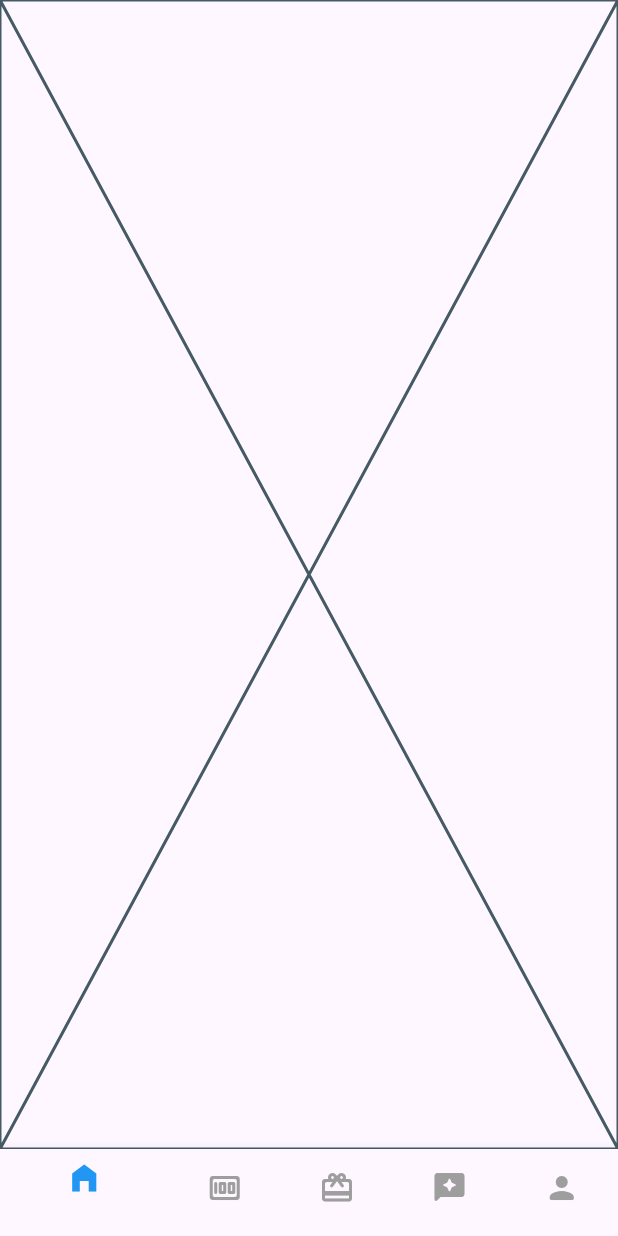
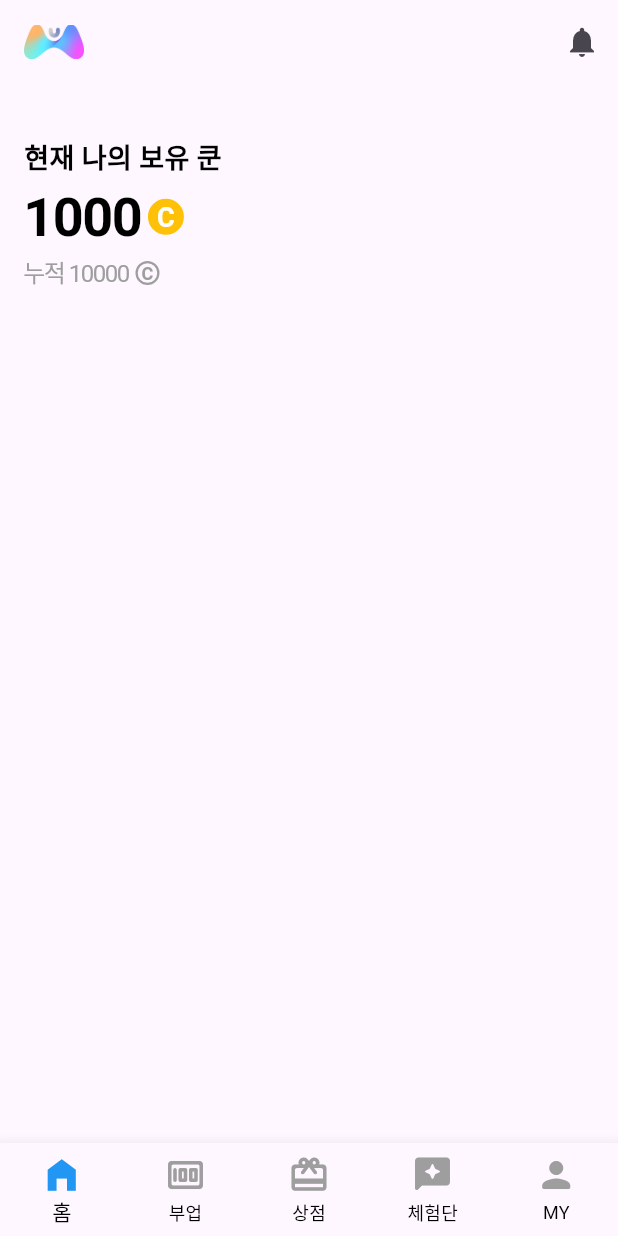
Before and after one commit to betterafter/moneycoon, a Flutter app: the screen it shows after launch, on a phone screen of 412 x 824 dp. Run offline on Flutter 3.47's test engine with Material 3 defaults, Android fonts, the phone set to English and light mode, and no system bars; our stand-ins replace flutter_riverpod, get_it, riverpod_annotation; generated files the repository leaves out were written again.

Commit message:
[feature] 홈화면 내 정보 위젯 개발

```diff
--- /dev/null
+++ b/devtools_options.yaml
@@ -0,0 +1,3 @@
+description: This file stores settings for Dart & Flutter DevTools.
+documentation: https://docs.flutter.dev/tools/devtools/extensions#configure-extension-enablement-states
+extensions:
--- /dev/null
+++ b/packages/presentation/lib/common/point.widget.dart
@@ -0,0 +1,33 @@
+import 'package:flutter/material.dart';
+
+class PointWidget extends StatelessWidget {
+  final Color? borderColor;
+  final Color? backgroundColor;
+  final Color? textColor;
+
+  const PointWidget({
+    super.key,
+    this.borderColor = Colors.amber,
+    this.backgroundColor = Colors.amber,
+    this.textColor = Colors.white,
+  });
+
+  @override
+  Widget build(BuildContext context) {
+    return Container(
+      decoration: BoxDecoration(
+        color: backgroundColor ?? Colors.grey,
+        borderRadius: BorderRadius.circular(12),
+        border: Border.all(color: borderColor ?? Colors.grey),
+      ),
+      child: Text(
+        'C',
+        style: TextStyle(
+          color: textColor,
+          fontWeight: FontWeight.bold,
+        ),
+        textAlign: TextAlign.center,
+      ),
+    );
+  }
+}
--- /dev/null
+++ b/packages/presentation/lib/common/point_icon.widget.dart
@@ -0,0 +1,42 @@
+import 'package:flutter/material.dart';
+
+class PointIconWidget extends StatelessWidget {
+  final Color? borderColor;
+  final Color? backgroundColor;
+  final Color? textColor;
+  final double? size;
+
+  const PointIconWidget({
+    super.key,
+    this.borderColor = Colors.amber,
+    this.backgroundColor = Colors.amber,
+    this.textColor = Colors.white,
+    this.size = 24,
+  });
+
+  @override
+  Widget build(BuildContext context) {
+    return Container(
+      width: size,
+      height: size,
+      decoration: BoxDecoration(
+        color: backgroundColor ?? Colors.grey,
+        borderRadius: BorderRadius.circular(100),
+        border: Border.all(
+          color: borderColor ?? Colors.grey,
+          width: 1.5,
+        ),
+      ),
+      child: Text(
+        'C',
+        style: TextStyle(
+          color: textColor,
+          fontWeight: FontWeight.bold,
+          fontSize: size! * 18 / 24,
+          height: 1.2,
+        ),
+        textAlign: TextAlign.center,
+      ),
+    );
+  }
+}
--- a/packages/presentation/lib/common/theme.dart
+++ /dev/null
@@ -1,28 +0,0 @@
-import 'package:flutter/material.dart';
-
-class AppTheme {
-  static ThemeData get lightTheme => ThemeData(
-        bottomNavigationBarTheme: BottomNavigationBarThemeData(
-          backgroundColor: Colors.white,
-          selectedItemColor: Colors.black,
-          unselectedItemColor: Colors.white,
-          selectedLabelStyle: TextStyle(
-            color: Colors.black,
-          ),
-          unselectedLabelStyle: TextStyle(
-            color: Colors.white,
-          ),
-          selectedIconTheme: IconThemeData(
-            color: Colors.blue,
-          ),
-          unselectedIconTheme: IconThemeData(
-            color: Colors.white,
-          ),
-          showSelectedLabels: true,
-          showUnselectedLabels: true,
-          type: BottomNavigationBarType.fixed,
-        ),
-      );
-
-  static ThemeData get darkTheme => ThemeData();
-}
--- a/packages/presentation/lib/page/home/home.page.dart
+++ b/packages/presentation/lib/page/home/home.page.dart
@@ -1,10 +1,41 @@
 import 'package:flutter/material.dart';
+import 'package:presentation/page/home/widget/top_my_section.widget.dart';
 
 class HomePage extends StatelessWidget {
   const HomePage({super.key});
 
   @override
   Widget build(BuildContext context) {
-    return const Placeholder();
+    return SafeArea(
+      child: Scaffold(
+        appBar: AppBar(
+          leading: Container(
+            padding: const EdgeInsets.only(left: 16),
+            child: Image.asset(
+              'packages/presentation/assets/images/logo.png',
+            ),
+          ),
+          actions: [
+            IconButton(
+              onPressed: () {},
+              icon: const Icon(Icons.notifications),
+            ),
+          ],
+        ),
+        body: Padding(
+          padding: const EdgeInsets.symmetric(horizontal: 16),
+          child: SingleChildScrollView(
+            child: Column(
+              children: [
+                TopMySectionWidget(
+                  myPoint: 1000,
+                  totalPoint: 10000,
+                ),
+              ],
+            ),
+          ),
+        ),
+      ),
+    );
   }
 }
--- /dev/null
+++ b/packages/presentation/lib/page/home/widget/top_my_section.widget.dart
@@ -0,0 +1,69 @@
+import 'package:flutter/material.dart';
+import 'package:presentation/common/point_icon.widget.dart';
+
+class TopMySectionWidget extends StatelessWidget {
+  final int myPoint;
+  final int totalPoint;
+
+  const TopMySectionWidget({
+    super.key,
+    required this.myPoint,
+    required this.totalPoint,
+  });
+
+  @override
+  Widget build(BuildContext context) {
+    return Row(
+      children: [
+        Column(
+          crossAxisAlignment: CrossAxisAlignment.start,
+          children: [
+            const SizedBox(height: 36),
+            const Text(
+              '현재 나의 보유 쿤',
+              style: TextStyle(
+                fontSize: 18,
+                color: Colors.black,
+                fontWeight: FontWeight.bold,
+              ),
+            ),
+            Row(
+              children: [
+                Text(
+                  '$myPoint',
+                  style: const TextStyle(
+                    fontSize: 36,
+                    color: Colors.black,
+                    fontWeight: FontWeight.bold,
+                    letterSpacing: -1,
+                  ),
+                ),
+                const SizedBox(width: 4),
+                const PointIconWidget(),
+              ],
+            ),
+            Row(
+              children: [
+                Text(
+                  '누적 $totalPoint',
+                  style: const TextStyle(
+                    fontSize: 16,
+                    letterSpacing: -1,
+                    color: Colors.grey,
+                  ),
+                ),
+                const SizedBox(width: 4),
+                const PointIconWidget(
+                  size: 16,
+                  borderColor: Colors.grey,
+                  backgroundColor: Colors.transparent,
+                  textColor: Colors.grey,
+                ),
+              ],
+            ),
+          ],
+        ),
+      ],
+    );
+  }
+}
--- a/packages/presentation/lib/screen/main/main.screen.dart
+++ b/packages/presentation/lib/screen/main/main.screen.dart
@@ -24,15 +24,15 @@ class MainScreen extends ConsumerWidget {
       home: Scaffold(
         body: _pages[ref.watch(bottomNavigationBarIndexProvider)],
         bottomNavigationBar: BottomNavigationBar(
+          iconSize: 28,
           onTap: (index) {
             ref.read(bottomNavigationBarIndexProvider.notifier).setIndex(index);
           },
-          selectedLabelStyle: const TextStyle(
-            color: Colors.black,
-          ),
-          unselectedLabelStyle: const TextStyle(
-            color: Colors.black,
-          ),
+          selectedItemColor: Colors.black,
+          unselectedItemColor: Colors.black,
+          enableFeedback: false,
+          type: BottomNavigationBarType.fixed,
+          selectedFontSize: 14,
           currentIndex: ref.watch(bottomNavigationBarIndexProvider),
           items: [
             BottomNavigationBarItem(
--- a/packages/presentation/pubspec.yaml
+++ b/packages/presentation/pubspec.yaml
@@ -30,3 +30,6 @@ dev_dependencies:
   riverpod_lint: ^2.6.1
 
 flutter:
+  assets:
+    - assets/
+    - assets/images/
```
Also changed, not shown: packages/presentation/assets/images/logo.png (added), packages/presentation/lib/page/home/riverpod/home.rp.dart (added).
